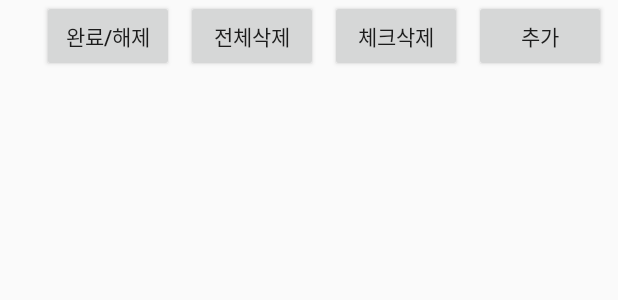
After one commit to whanhee97/MyRefrigerator, an Android app: the layout activity_todo.xml on its own in the app's theme, with its tools: preview values and no code run, on a phone screen of 412 x 824 dp. The commit adds this screen. Shown: the top 300 px of the screen. Run offline under Robolectric (Android 15) with nearby library versions, the phone set to English and light mode, and no system bars.

Commit message:
add TodoList
장보기 메모 기능 추가

```diff
--- a/app/src/main/AndroidManifest.xml
+++ b/app/src/main/AndroidManifest.xml
@@ -9,8 +9,10 @@
         android:roundIcon="@mipmap/ic_launcher_round"
         android:supportsRtl="true"
         android:theme="@style/AppTheme">
-        <activity android:name=".ChangeCount"
-            android:parentActivityName=".MainActivity"/>
+        <activity android:name=".TodoActivity"></activity>
+        <activity
+            android:name=".ChangeCount"
+            android:parentActivityName=".MainActivity" />
         <activity
             android:name=".FoodClicked"
             android:parentActivityName=".MainActivity" />
--- a/app/src/main/java/com/example/myrefrigerator/CustomAdapter.java
+++ b/app/src/main/java/com/example/myrefrigerator/CustomAdapter.java
@@ -84,10 +84,10 @@ public class CustomAdapter extends BaseAdapter {
 
         temp = LocalDate.parse(foodList.get(position).getShelf_life());
         leftdays = ChronoUnit.DAYS.between(currentDate,temp); // 오늘부터 유통기한까지 날짜차이 계산
-        if(leftdays <= 0){ // 날짜가 0일 이하면 빨간색으로 세팅
+        if(leftdays < 0){ // 날짜가 0일 이하면 빨간색으로 세팅
             foodShelfLife.setTextColor(Color.parseColor("#ff0000"));
         }
-        else if(leftdays <= 3 && leftdays > 0){ // 유통기한 3일 이하면 주황색
+        else if(leftdays <= 3 && leftdays >= 0){ // 유통기한 3일 이하면 주황색
             foodShelfLife.setTextColor(Color.parseColor("#ff8000"));
         }
         else{ //아니면 초록색
--- a/app/src/main/java/com/example/myrefrigerator/Food.java
+++ b/app/src/main/java/com/example/myrefrigerator/Food.java
@@ -2,8 +2,6 @@ package com.example.myrefrigerator;
 
 import android.os.Parcel;
 import android.os.Parcelable;
-
-import java.io.Serializable;
 
 public class Food implements Parcelable {
     private int id;
--- /dev/null
+++ b/app/src/main/res/layout/activity_todo.xml
@@ -0,0 +1,53 @@
+<?xml version="1.0" encoding="utf-8"?>
+<LinearLayout xmlns:android="http://schemas.android.com/apk/res/android"
+    xmlns:app="http://schemas.android.com/apk/res-auto"
+    xmlns:tools="http://schemas.android.com/tools"
+    android:layout_width="match_parent"
+    android:layout_height="match_parent"
+    android:orientation="vertical"
+    tools:context=".TodoActivity">
+    <LinearLayout
+        android:layout_width="match_parent"
+        android:layout_height="wrap_content"
+        android:gravity="right"
+        android:orientation="horizontal">
+        <Button
+            android:id="@+id/btn_hold_check"
+            android:layout_width="wrap_content"
+            android:layout_height="wrap_content"
+            android:layout_marginEnd="8dp"
+            android:onClick="mOnClick"
+            android:text="완료/해제"
+            />
+        <Button
+            android:id="@+id/btn_delete_memo"
+            android:layout_width="wrap_content"
+            android:layout_height="wrap_content"
+            android:layout_marginEnd="8dp"
+            android:onClick="mOnClick"
+            android:text="전체삭제"
+            />
+        <Button
+            android:id="@+id/btn_delete_checkedmemo"
+            android:layout_width="wrap_content"
+            android:layout_height="wrap_content"
+            android:layout_marginEnd="8dp"
+            android:onClick="mOnClick"
+            android:text="체크삭제"
+            />
+        <Button
+            android:id="@+id/btn_add_memo"
+            android:layout_width="wrap_content"
+            android:layout_height="wrap_content"
+            android:layout_marginEnd="8dp"
+            android:onClick="mOnClick"
+            android:text="추가"
+            />
+    </LinearLayout>
+    <ListView
+        android:id="@+id/listView_memo"
+        android:layout_marginTop="20dp"
+        android:layout_width="match_parent"
+        android:layout_height="match_parent"
+        android:choiceMode="multipleChoice"/>
+</LinearLayout>
```
Also changed, not shown: app/src/main/java/com/example/myrefrigerator/CheckableLinearLayout.java (added, +47 -0 lines), app/src/main/java/com/example/myrefrigerator/CustomDialogFragment.java (added, +47 -0 lines), app/src/main/java/com/example/myrefrigerator/MainActivity.java (+29 -5 lines), app/src/main/java/com/example/myrefrigerator/TodoActivity.java (added, +140 -0 lines), app/src/main/java/com/example/myrefrigerator/TodoAdapter.java (added, +73 -0 lines), app/src/main/java/com/example/myrefrigerator/TodoDBHandler.java (added, +76 -0 lines), app/src/main/java/com/example/myrefrigerator/TodoDBHelper.java (added, +61 -0 lines), app/src/main/java/com/example/myrefrigerator/TodoItem.java (added, +64 -0 lines), app/src/main/res/layout/custom_dialog.xml (added, +35 -0 lines), app/src/main/res/layout/todo_list_layout.xml (added, +32 -0 lines), app/src/main/res/menu/main_menu.xml (added, +11 -0 lines), app/src/main/res/menu/sub_menu.xml (added, +10 -0 lines), app/src/main/res/drawable/logo.png (added), app/src/main/res/drawable/memo.png (added).
